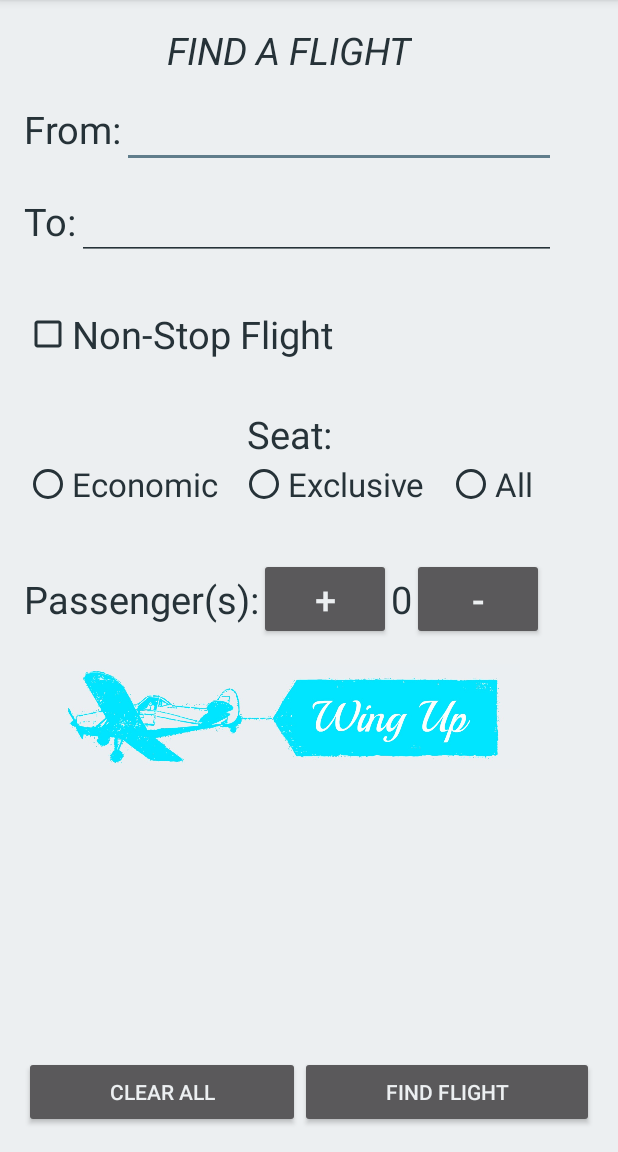
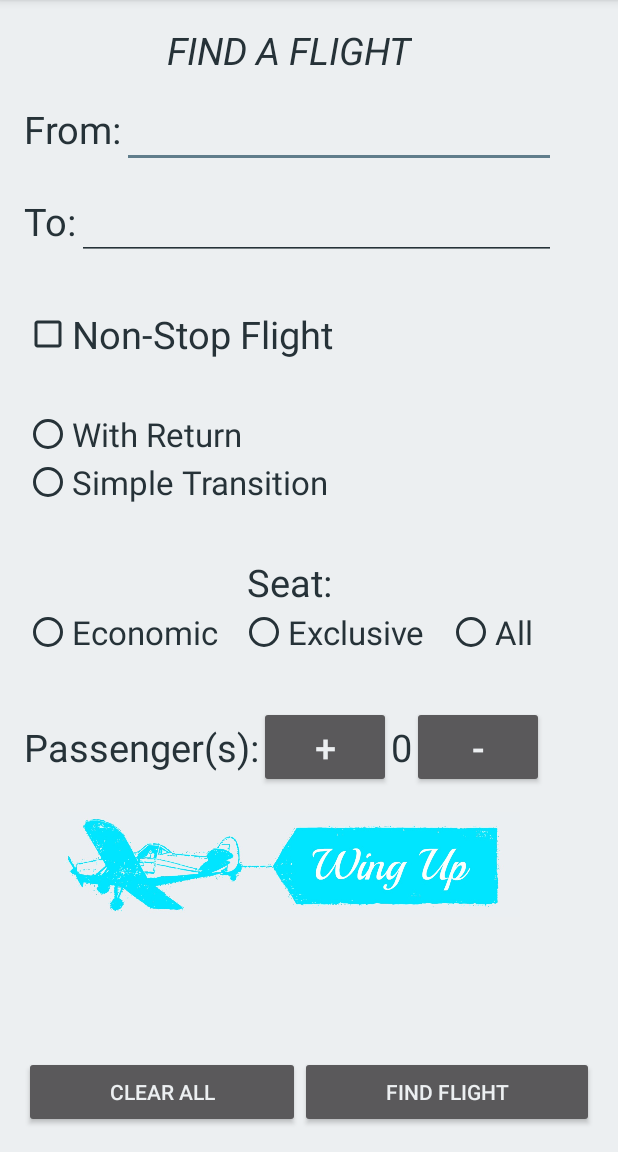
Before and after one commit to it1458/WingUp, an Android app: the screen it shows after launch (MainActivity), on a phone screen of 412 x 824 dp, the part 84-1236 px from its top. Run offline under Robolectric (Android 15) with nearby library versions, the phone set to English and light mode, and no system bars.

Commit message:
Different icon(bigger text size). Addition of RadioGroup(with return or simple transition flight).

```diff
--- a/app/src/main/AndroidManifest.xml
+++ b/app/src/main/AndroidManifest.xml
@@ -4,7 +4,7 @@
 
     <application
         android:allowBackup="true"
-        android:icon="@drawable/ic_launcher"
+        android:icon="@drawable/ic_launcher2"
         android:label="@string/app_name"
         android:supportsRtl="true"
         android:theme="@style/AppTheme">
--- a/app/src/main/res/layout/activity_main.xml
+++ b/app/src/main/res/layout/activity_main.xml
@@ -85,6 +85,28 @@
                 android:text="@string/noStop"
                 android:textColor="@color/colorPrimaryDark"
                 android:textSize="25sp"/>
+
+            <RadioGroup
+                android:layout_width="match_parent"
+                android:layout_height="wrap_content"
+                android:orientation="vertical"
+                android:layout_marginBottom="17dp"
+                android:layout_marginTop="17dp">
+
+                <RadioButton
+                    android:layout_width="wrap_content"
+                    android:layout_height="wrap_content"
+                    android:text="@string/withReturnRadioButton"
+                    android:textColor="@color/colorPrimaryDark"
+                    android:textSize="22sp"/>
+
+                <RadioButton
+                    android:layout_width="wrap_content"
+                    android:layout_height="wrap_content"
+                    android:text="@string/simpleTransitionRadioButton"
+                    android:textColor="@color/colorPrimaryDark"
+                    android:textSize="22sp"/>
+            </RadioGroup>
 
             <TextView
                 android:layout_width="wrap_content"
--- a/app/src/main/res/values/strings.xml
+++ b/app/src/main/res/values/strings.xml
@@ -15,4 +15,7 @@
     <string name="buttonPlus">+</string>
     <string name="buttonMinus">-</string>
     <string name="txtViewPssngrNum">0</string>
+    <string name="withReturnRadioButton">With Return</string>
+    <string name="simpleTransitionRadioButton">Simple Transition</string>
+
 </resources>
```
